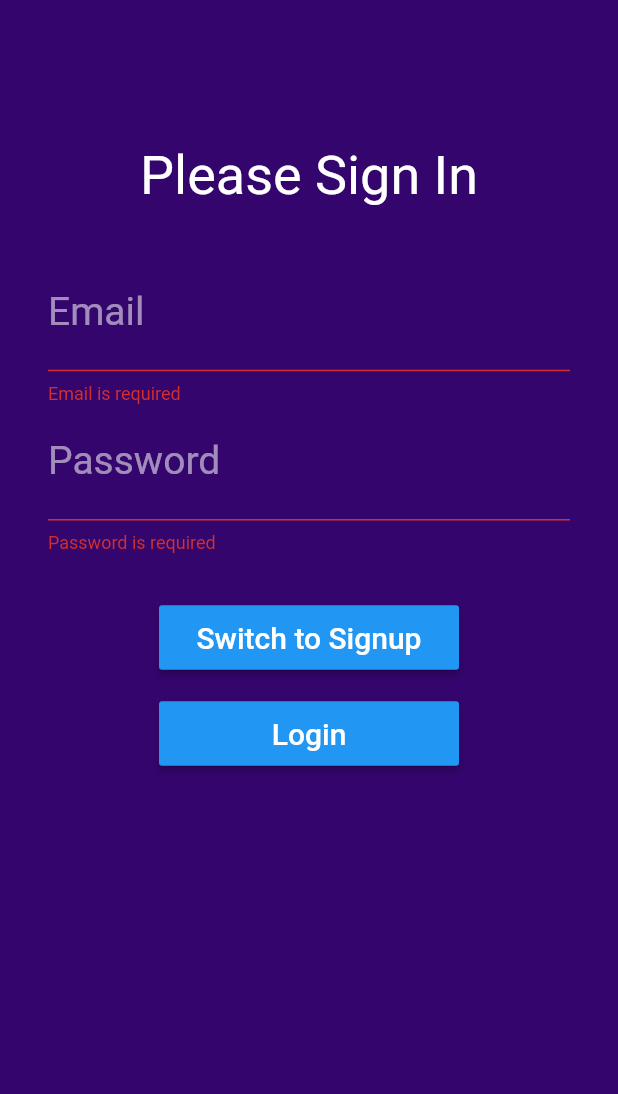
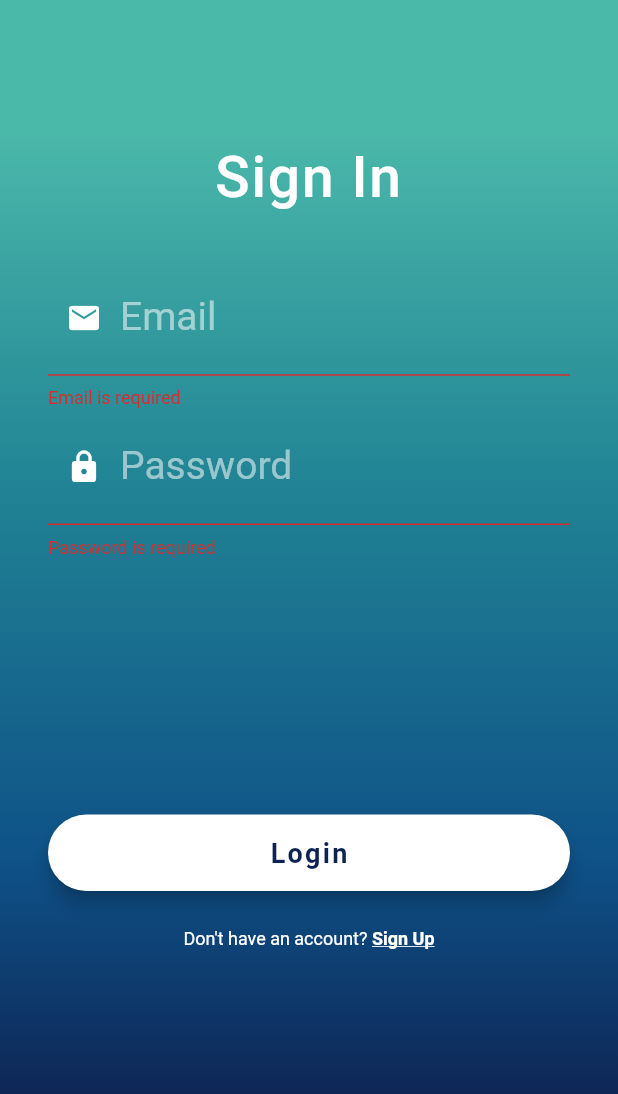
Before and after one commit to theflutterfiles/ORDR, a Flutter app: the screen it shows after launch, after a tap on "Login", on a phone screen of 412 x 824 dp. Shown: the top 1094 px of the screen. Run offline on Flutter 3.47's test engine with Material 2 defaults, Android fonts, the phone set to English and light mode, and no system bars; our stand-ins replace calendar_timeline, cloud_firestore, email_validator, firebase_auth, flutter_spinkit, google_fonts and 2 more; accounts and stored records are empty; Roboto replaces fonts that are missing (OpenSans).

Commit message:
Login page fixed

```diff
--- a/lib/models/add_task_model.dart
+++ b/lib/models/add_task_model.dart
@@ -1,6 +1,4 @@
 import 'package:flutter/material.dart';
-import 'package:flutter_app_mindful_lifting/styles/colour_styles.dart';
-import 'package:flutter_app_mindful_lifting/styles/text_styles.dart';
 
 class AddTaskFormModel {
   String hintText;
--- a/lib/notifiers/auth_notifier.dart
+++ b/lib/notifiers/auth_notifier.dart
@@ -6,10 +6,12 @@ class AuthNotifier with ChangeNotifier{
 
   FirebaseUser _user;
 
-  FirebaseUser get user => _user;
+ FirebaseUser get user => _user;
 
   void setUser(FirebaseUser user){
     _user = user;
     notifyListeners();
   }
+
+
 }
--- a/lib/screens/authenticate/login.dart
+++ b/lib/screens/authenticate/login.dart
@@ -1,9 +1,11 @@
+import 'package:firebase_auth/firebase_auth.dart';
 import 'package:flutter/material.dart';
 import 'package:flutter_app_mindful_lifting/models/user.dart';
 import 'package:flutter_app_mindful_lifting/notifiers/auth_notifier.dart';
 import 'package:flutter_app_mindful_lifting/services/auth.dart';
+import 'package:flutter_app_mindful_lifting/shared/loading.dart';
+import 'package:flutter_app_mindful_lifting/styles/text_styles.dart';
 import 'package:provider/provider.dart';
-
 
 enum AuthMode { Signup, Login }
 
@@ -18,29 +20,50 @@ class _LoginState extends State<Login> {
   final GlobalKey<FormState> _formKey = GlobalKey<FormState>();
   final TextEditingController _passwordController = new TextEditingController();
   AuthMode _authMode = AuthMode.Login;
-
+  bool loading = false;
   User _user = User();
+  String error = "";
 
   @override
   void initState() {
-    AuthNotifier authNotifier = Provider.of<AuthNotifier>(context, listen: false);
+    AuthNotifier authNotifier =
+        Provider.of<AuthNotifier>(context, listen: false);
     initializeCurrentUser(authNotifier);
     super.initState();
   }
 
   void _submitForm() {
     if (!_formKey.currentState.validate()) {
+      setState(() {
+        setState(() => loading = false);
+      });
       return;
     }
 
+    setState(() => loading = true);
+
     _formKey.currentState.save();
 
-    AuthNotifier authNotifier = Provider.of<AuthNotifier>(context, listen: false);
+    AuthNotifier authNotifier =
+        Provider.of<AuthNotifier>(context, listen: false);
+    AuthResult _authResult;
 
     if (_authMode == AuthMode.Login) {
-      signInWitEmailAndPassword(_user, authNotifier);
+      _authResult = signInWitEmailAndPassword(_user, authNotifier);
+      if (_authResult == null) {
+        setState(() {
+          setState(() => loading = false);
+          setState(() => error = 'Error signing in.');
+        });
+      }
     } else {
-      registerWitEmailAndPassword(_user, authNotifier);
+      _authResult = registerWitEmailAndPassword(_user, authNotifier);
+      if (_authResult == null) {
+        setState(() {
+          setState(() => loading = false);
+          setState(() => error = 'Error signing up.');
+        });
+      }
     }
   }
 
@@ -49,6 +72,10 @@ class _LoginState extends State<Login> {
       decoration: InputDecoration(
         labelText: "Display Name",
         labelStyle: TextStyle(color: Colors.white54),
+        prefixIcon: Icon(
+          Icons.person,
+          color: Colors.white,
+        ),
       ),
       keyboardType: TextInputType.text,
       style: TextStyle(fontSize: 26, color: Colors.white),
@@ -64,6 +91,14 @@ class _LoginState extends State<Login> {
 
         return null;
       },
+      onFieldSubmitted: (val) {
+        _formKey.currentState.validate();
+      },
+      onChanged: (value) {
+        setState(() {
+          _user.displayName = value;
+        });
+      },
       onSaved: (String value) {
         _user.displayName = value;
       },
@@ -75,6 +110,10 @@ class _LoginState extends State<Login> {
       decoration: InputDecoration(
         labelText: "Email",
         labelStyle: TextStyle(color: Colors.white54),
+        prefixIcon: Icon(
+          Icons.email,
+          color: Colors.white,
+        ),
       ),
       keyboardType: TextInputType.emailAddress,
       //initialValue: 'julian@food.com',
@@ -93,6 +132,14 @@ class _LoginState extends State<Login> {
 
         return null;
       },
+      onChanged: (val) {
+        //val is whatever value is in the field, on changed is activated whenever user does absolutely anything in that field
+        setState(() => _user.email = val);
+      },
+      onFieldSubmitted: (val) {
+        _formKey.currentState.validate();
+      },
+
       onSaved: (String value) {
         _user.email = value;
       },
@@ -104,6 +151,10 @@ class _LoginState extends State<Login> {
       decoration: InputDecoration(
         labelText: "Password",
         labelStyle: TextStyle(color: Colors.white54),
+        prefixIcon: Icon(
+          Icons.lock,
+          color: Colors.white,
+        ),
       ),
       style: TextStyle(fontSize: 26, color: Colors.white),
       cursorColor: Colors.white,
@@ -120,6 +171,13 @@ class _LoginState extends State<Login> {
 
         return null;
       },
+      onChanged: (val) {
+        //val is whatever value is in the field, on changed is activated whenever user does absolutely anything in that field
+        setState(() => _user.password = val);
+      },
+      onFieldSubmitted: (val) {
+        _formKey.currentState.validate();
+      },
       onSaved: (String value) {
         _user.password = value;
       },
@@ -131,32 +189,86 @@ class _LoginState extends State<Login> {
       decoration: InputDecoration(
         labelText: "Confirm Password",
         labelStyle: TextStyle(color: Colors.white54),
+        prefixIcon: Icon(
+          Icons.lock,
+          color: Colors.white,
+        ),
       ),
       style: TextStyle(fontSize: 26, color: Colors.white),
       cursorColor: Colors.white,
       obscureText: true,
       validator: (String value) {
+        if (value.isEmpty) {
+          return "Confirm password is required";
+        }
         if (_passwordController.text != value) {
           return 'Passwords do not match';
         }
+        return null;
+      },
+      onFieldSubmitted: (val) {
+        _formKey.currentState.validate();
+      },
+    );
+  }
 
-        return null;
+  Widget _buildSignInLink() {
+    return GestureDetector(
+      child: RichText(
+        text: TextSpan(children: [
+          TextSpan(
+            text: _authMode == AuthMode.Login
+                ? 'Don\'t have an account? '
+                : 'Already have an account? ',
+            style: TextStyle(
+              color: Colors.white,
+              fontWeight: FontWeight.w400,
+              fontSize: 12.0,
+            ),
+          ),
+          TextSpan(
+            text: _authMode == AuthMode.Login ? 'Sign Up' : 'Sign in',
+            style: TextStyle(
+              color: Colors.white,
+              fontWeight: FontWeight.bold,
+              decoration: TextDecoration.underline,
+              fontSize: 12.0,
+            ),
+          ),
+        ]),
+      ),
+      onTap: () {
+        setState(() {
+          _authMode =
+              _authMode == AuthMode.Login ? AuthMode.Signup : AuthMode.Login;
+        });
       },
     );
   }
 
   @override
   Widget build(BuildContext context) {
-    print("Building login screen");
-
-    return Scaffold(
+    return loading
+        ? Loading()
+        : Scaffold(
             body: Container(
               constraints: BoxConstraints.expand(
                 height: MediaQuery.of(context).size.height,
               ),
-        decoration: BoxDecoration(color: Color(0xff34056D)),
+              decoration: BoxDecoration(
+                gradient: LinearGradient(
+                  begin: Alignment.topCenter,
+                  end: Alignment.bottomCenter,
+                  colors: [
+                    Color(0xff4BB9AA),
+                    Color(0xff208294),
+                    Color(0xff0E5187),
+                    Color(0xff0E2352),
+                  ],
+                  stops: [0.1, 0.4, 0.7, 0.9],
+                ),
+              ),
               child: Form(
-
                 key: _formKey,
                 child: SingleChildScrollView(
                   child: Padding(
@@ -164,44 +276,52 @@ class _LoginState extends State<Login> {
                     child: Column(
                       children: <Widget>[
                         Text(
-                    "Please Sign In",
+                          _authMode == AuthMode.Login ? 'Sign In' : 'Register',
                           textAlign: TextAlign.center,
-                    style: TextStyle(fontSize: 36, color: Colors.white),
+                          style:
+                              AppThemes.display1.copyWith(color: Colors.white),
                         ),
                         SizedBox(height: 32),
-                  _authMode == AuthMode.Signup ? _buildDisplayNameField() : Container(),
+                        _authMode == AuthMode.Signup
+                            ? _buildDisplayNameField()
+                            : Container(),
                         _buildEmailField(),
                         _buildPasswordField(),
-                  _authMode == AuthMode.Signup ? _buildConfirmPasswordField() : Container(),
-                  SizedBox(height: 32),
-                  ButtonTheme(
-                    minWidth: 200,
+                        _authMode == AuthMode.Signup
+                            ? _buildConfirmPasswordField()
+                            : Container(),
+                        SizedBox(height: 30),
+                        Text(
+                          error,
+                          style: TextStyle(color: Colors.red, fontSize: 14.0),
+                        ),
+                        SizedBox(height: 100),
+                        Container(
+                          padding: EdgeInsets.symmetric(
+                            vertical: 25.0,
+                          ),
+                          width: double.infinity,
                           child: RaisedButton(
-                      padding: EdgeInsets.all(10.0),
-                      child: Text(
-                        'Switch to ${_authMode == AuthMode.Login ? 'Signup' : 'Login'}',
-                        style: TextStyle(fontSize: 20, color: Colors.white),
+                            color: Colors.white,
+                            elevation: 5.0,
+                            padding: EdgeInsets.all(15.0),
+                            shape: RoundedRectangleBorder(
+                              borderRadius: BorderRadius.circular(30.0),
                             ),
-                      onPressed: () {
-                        setState(() {
-                          _authMode =
-                              _authMode == AuthMode.Login ? AuthMode.Signup : AuthMode.Login;
-                        });
-                      },
-                    ),
-                  ),
-                  SizedBox(height: 16),
-                  ButtonTheme(
-                    minWidth: 200,
-                    child: RaisedButton(
-                      padding: EdgeInsets.all(10.0),
                             onPressed: () => _submitForm(),
                             child: Text(
                               _authMode == AuthMode.Login ? 'Login' : 'Signup',
-                        style: TextStyle(fontSize: 20, color: Colors.white),
+                              style: TextStyle(
+                                letterSpacing: 1.5,
+                                color: Color(0xff0E2352),
+                                fontSize: 18.0,
+                                fontWeight: FontWeight.bold,
+                                fontFamily: 'OpenSans',
                               ),
                             ),
                           ),
+                        ),
+                        _buildSignInLink(),
                       ],
                     ),
                   ),
--- a/lib/widgets/shared/add_task_form_list.dart
+++ b/lib/widgets/shared/add_task_form_list.dart
@@ -1,6 +1,5 @@
 import 'package:flutter/material.dart';
 import 'package:flutter_app_mindful_lifting/styles/colour_styles.dart';
-import 'package:flutter_app_mindful_lifting/styles/text_styles.dart';
 
 class AddTaskFormListTitle extends StatefulWidget {
   final TextEditingController controller;
```
Also changed, not shown: lib/shared/routes.dart (deleted). Lines whose indentation alone changed are shown as unchanged.
